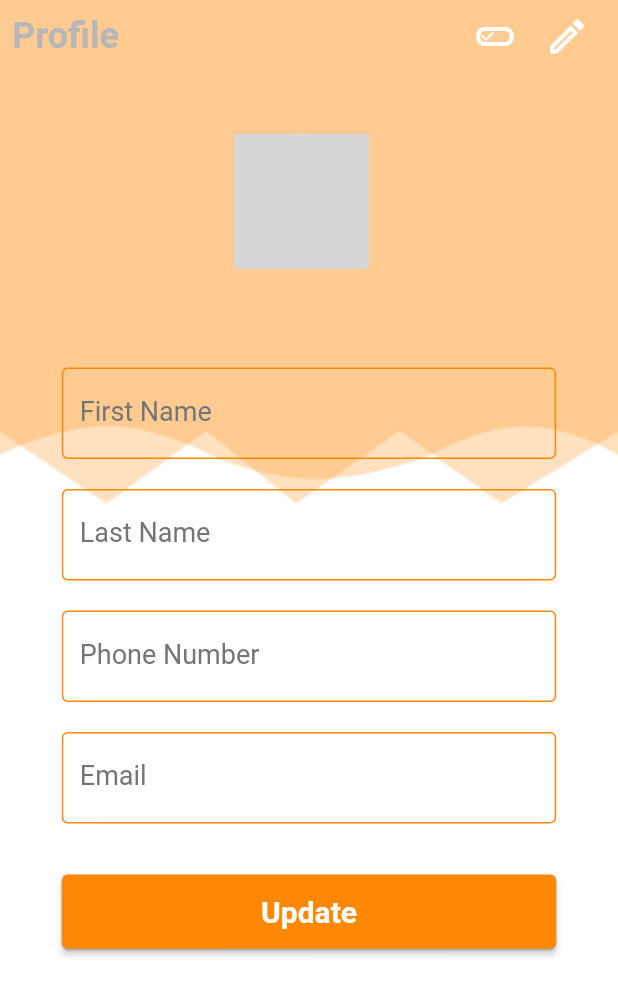
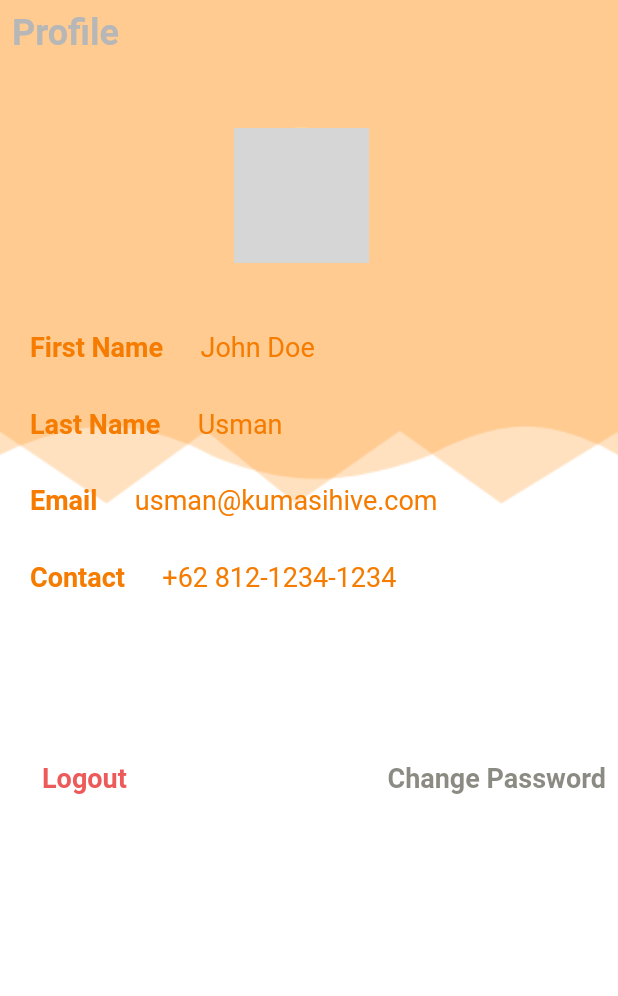
Before and after one commit to Asante-Adarkwa-Usman/Hive-Academy, a Flutter app: the ProfileView screen opened by its route, on a phone screen of 412 x 824 dp. Shown: the top 996 px of the screen. Run offline on Flutter 3.47's test engine with Material 2 defaults, Android fonts, the light colour scheme and no system bars; drawn by our look-alikes of cached_network_image; our stand-ins replace badges, carousel_slider, connectivity, flutter_keyboard_visibility, fluttertoast, get and 2 more; missing offline and left inert: dashed_circle, hexagon, splash_screen_view; accounts and stored records are empty; network calls fail; grey boxes are pictures that could not be loaded.

Commit message:
Redesign Profile Screen UI

```diff
--- a/hive_academy/lib/views/main/profile/profile_view.dart
+++ b/hive_academy/lib/views/main/profile/profile_view.dart
@@ -2,8 +2,6 @@ import 'package:dashed_circle/dashed_circle.dart';
 import 'package:flutter/material.dart';
 import 'package:cached_network_image/cached_network_image.dart';
 import 'package:hive_academy/custom_widgets/change_password_view.dart';
-import '../../../shared_widgets/custom_text_form_field.dart';
-import '../../../shared_widgets/primary_button.dart';
 
 class ProfileView extends StatelessWidget {
   const ProfileView({Key? key}) : super(key: key);
@@ -43,37 +41,14 @@ class ProfileView extends StatelessWidget {
       child: SingleChildScrollView(
         child: Column(
           children: <Widget>[
-            Row(
-              mainAxisAlignment: MainAxisAlignment.spaceBetween,
-              children: [
-                const Padding(
-                  padding: EdgeInsets.all(8.0),
-                  child: Text('Profile',
+            Container(
+              padding: const EdgeInsets.all(8.0),
+              alignment: Alignment.topLeft,
+              child: const Text('Profile',
                   style: TextStyle(
                       fontSize: 24,
                       fontWeight: FontWeight.bold,
                       color: Color.fromRGBO(183, 183, 183, 1))),
-                ),
-                Row(
-                  children: [
-                    const IconButton(
-                      onPressed: null,
-                      icon: Icon(Icons.edit_attributes_outlined,
-                          size: 30, color: Colors.white),
-                    ),
-                    Container(
-                      margin: const EdgeInsets.only(right: 10),
-                      child: IconButton(
-                        onPressed: () {
-                          _showBottomSheet(context);
-                        },
-                        icon: const Icon(Icons.edit_outlined,
-                            size: 30, color: Colors.white),
-                      ),
-                    ),
-                  ],
-                )
-              ],
             ),
             const SizedBox(
               height: 20,
@@ -100,67 +75,102 @@ class ProfileView extends StatelessWidget {
                 ),
               ),
             ),
-            const SizedBox(height: 60),
-            Column(
+            // const SizedBox(height: 10),
+
+            //const SizedBox(height: 20),
+
+            const SizedBox(height: 40),
+            Container(
+              margin: const EdgeInsets.only(left: 20),
+              child: Column(
                 children: [
-                CustomTextFormField(
-                  label: const Text('First Name'),
-                  hint: 'first name',
-                  keyboardType: TextInputType.text,
-                  validator: (value) {
-                    if (value!.isEmpty) {
-                      return 'Please enter your first name';
-                    }
-                    return null;
+                  const ProfileDetail(
+                    detailText: 'First Name',
+                    detailValue: 'John Doe',
+                  ),
+                  const SizedBox(height: 30),
+                  const ProfileDetail(
+                    detailText: 'Last Name',
+                    detailValue: 'Usman',
+                  ),
+                  const SizedBox(height: 30),
+                  const ProfileDetail(
+                    detailText: 'Email',
+                    detailValue: 'usman@kumasihive.com',
+                  ),
+                  const SizedBox(height: 30),
+                  const ProfileDetail(
+                    detailText: 'Contact',
+                    detailValue: '+62 812-1234-1234',
+                  ),
+                  const SizedBox(height: 100),
+                  Row(
+                    mainAxisAlignment: MainAxisAlignment.spaceBetween,
+                    children: [
+                      TextButton(
+                        onPressed: () {
+                          print('Logout');
                         },
+                        child: const Text(
+                          'Logout',
+                          style: TextStyle(
+                              fontSize: 18,
+                              color: Color.fromARGB(255, 237, 90, 90),
+                              fontWeight: FontWeight.w700),
                         ),
-                const SizedBox(height: 20),
-                CustomTextFormField(
-                  label: const Text('Last Name'),
-                  hint: 'last name',
-                  keyboardType: TextInputType.text,
-                  validator: (value) {
-                    if (value!.isEmpty) {
-                      return 'Please enter your last name';
-                    }
-                    return null;
+                      ),
+                      TextButton(
+                        onPressed: () {
+                          _showBottomSheet(context);
                         },
+                        child: const Text(
+                          'Change Password',
+                          style: TextStyle(
+                              fontSize: 18,
+                              color: Color.fromARGB(183, 93, 93, 82),
+                              fontWeight: FontWeight.w700),
                         ),
-                const SizedBox(height: 20),
-                CustomTextFormField(
-                  label: const Text('Phone Number'),
-                  hint: 'phone number',
-                  keyboardType: TextInputType.phone,
-                  validator: (value) {
-                    if (value!.isEmpty) {
-                      return 'Please enter your phone number';
-                    }
-                    return null;
-                  },
-                ),
-                const SizedBox(height: 20),
-                CustomTextFormField(
-                  label: const Text('Email'),
-                  hint: 'email',
-                  keyboardType: TextInputType.emailAddress,
-                  validator: (value) {
-                    if (value!.isEmpty) {
-                      return 'Please enter your email';
-                    }
-                    return null;
-                  },
                       ),
                     ],
                   ),
-            const SizedBox(height: 30),
-            PrimaryButton(
-                buttonColor: Theme.of(context).primaryColor,
-                text: 'Update',
-                textColor: Colors.white,
-                onPressed: () {}),
+                ],
+              ),
+            ),
           ],
         ),
       ),
     ))));
   }
 }
+
+class ProfileDetail extends StatelessWidget {
+  final String? detailText;
+  final String? detailValue;
+  const ProfileDetail({
+    Key? key,
+    required this.detailText,
+    required this.detailValue,
+  }) : super(key: key);
+
+  @override
+  Widget build(BuildContext context) {
+    return Row(
+      mainAxisAlignment: MainAxisAlignment.spaceBetween,
+      children: [
+        Row(children: [
+          Text(detailText.toString(),
+              style: TextStyle(
+                  color: Theme.of(context).primaryColorDark,
+                  fontSize: 18,
+                  fontWeight: FontWeight.w600)),
+          const SizedBox(width: 25),
+          Text(detailValue.toString(),
+              style: TextStyle(
+                  color: Theme.of(context).primaryColorDark,
+                  fontSize: 18,
+                  fontWeight: FontWeight.w400)),
+        ]),
+      ],
+    );
+  }
+}
--- a/hive_academy/pubspec.yaml
+++ b/hive_academy/pubspec.yaml
@@ -47,6 +47,7 @@ dependencies:
   flutter_keyboard_visibility_web: ^2.0.0
   http: ^0.13.4
   get_storage: ^2.0.3
+  fluttertoast: ^8.0.9
 
 
 
```
Also changed, not shown: hive_academy/lib/views/main/course/course_view.dart (+22 -30 lines), hive_academy/lib/views/main/home/home_view.dart (+15 -14 lines), hive_academy/pubspec.lock, 1 other file. Lines whose indentation alone changed are shown as unchanged.
